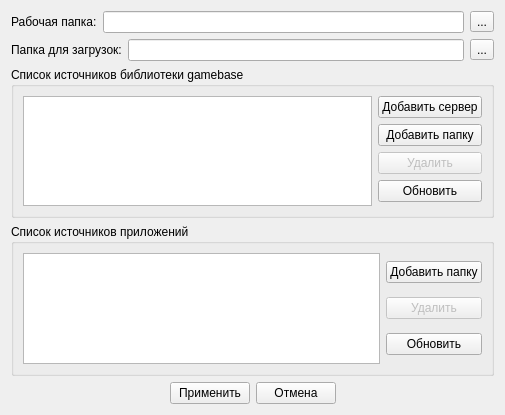
Old version of the form manager/settingsform.ui in the repository TheMrButcher/gamebase_manager.
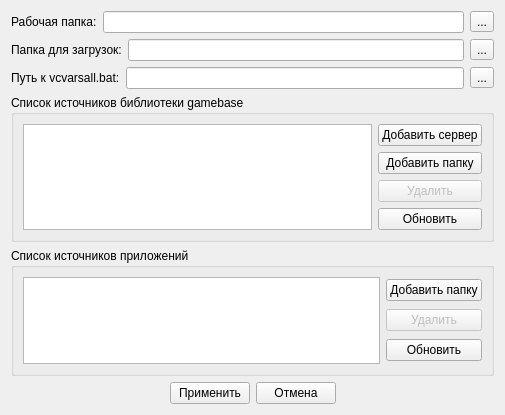
New version of the form. Icons and pictures are not drawn.

What changed in the file:
```diff
--- a/manager/settingsform.ui
+++ b/manager/settingsform.ui
@@ -84,6 +84,41 @@
      </item>
     </layout>
    </item>
+   <item>
+    <layout class="QHBoxLayout" name="horizontalLayout_10">
+     <item>
+      <widget class="QLabel" name="label_3">
+       <property name="text">
+        <string>Путь к vcvarsall.bat:</string>
+       </property>
+      </widget>
+     </item>
+     <item>
+      <widget class="QLineEdit" name="vcVarsPath">
+       <property name="statusTip">
+        <string>Путь к рабочей папке, в которой будут развернуты библиотека gamebase и использующие ее приложения</string>
+       </property>
+      </widget>
+     </item>
+     <item>
+      <widget class="QToolButton" name="chooseVCVarsPath">
+       <property name="text">
+        <string>...</string>
+       </property>
+       <property name="icon">
+        <iconset resource="resources.qrc">
+         <normaloff>:/images/icons/Folder.png</normaloff>:/images/icons/Folder.png</iconset>
+       </property>
+       <property name="iconSize">
+        <size>
+         <width>20</width>
+         <height>20</height>
+        </size>
+       </property>
+      </widget>
+     </item>
+    </layout>
+   </item>
    <item>
     <widget class="QGroupBox" name="groupBox">
      <property name="title">
```
